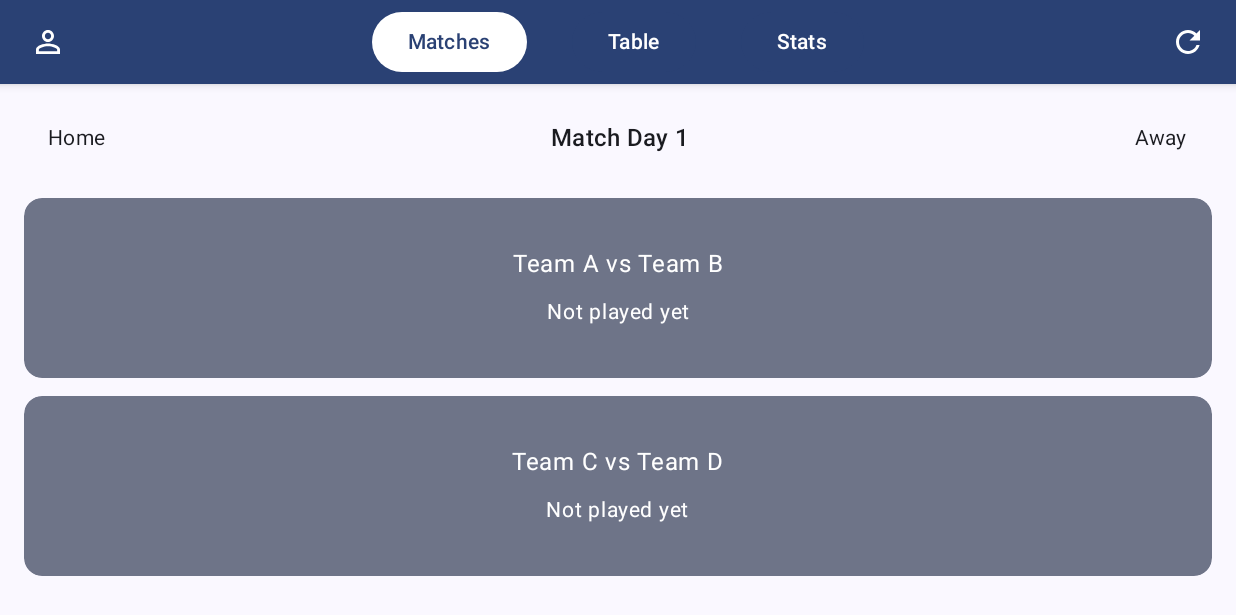
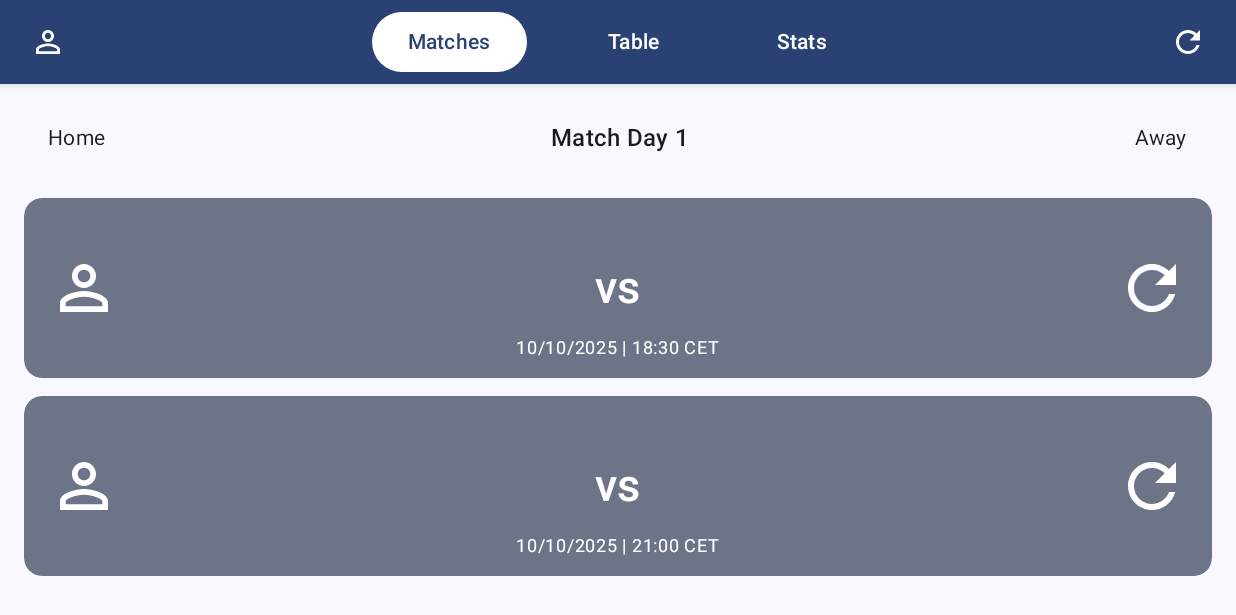
Before and after one commit to Asim-7/MatchSimulator, an Android app built with Jetpack Compose: the screen it shows after launch (MainActivity), on a phone screen of 824 x 412 dp (held sideways). Shown: the top 615 px of the screen. Run offline under Robolectric (Android 15) with nearby library versions, the phone set to English and light mode, and no system bars; our stand-ins replace Dagger/Hilt's generated code, Room's generated code.

Commit message:
Improved match card data

```diff
--- a/app/src/main/java/com/miniclip/matchsimulator/data/model/MatchEntity.kt
+++ b/app/src/main/java/com/miniclip/matchsimulator/data/model/MatchEntity.kt
@@ -10,5 +10,9 @@ data class MatchEntity(
     val homeTeam: String,
     val awayTeam: String,
     val homeScore: Int?, // null means not played yet
-    val awayScore: Int?  // null means not played yet
+    val awayScore: Int?,  // null means not played yet
+    val matchDate: String,
+    val matchTime: String,
+    val homeTeamLogo: Int,
+    val awayTeamLogo: Int
 )
--- a/app/src/main/java/com/miniclip/matchsimulator/data/remote/DummyData.kt
+++ b/app/src/main/java/com/miniclip/matchsimulator/data/remote/DummyData.kt
@@ -1,6 +1,7 @@
 package com.miniclip.matchsimulator.data.remote
 
 import com.miniclip.matchsimulator.data.model.MatchEntity
+import com.miniclip.matchsimulator.R
 
 object DummyData {
     val matches = listOf(
@@ -9,42 +10,66 @@ object DummyData {
             homeTeam = "Team A",
             awayTeam = "Team B",
             homeScore = null,
-            awayScore = null
+            awayScore = null,
+            matchDate = "10/10/2025",
+            matchTime = "18:30 CET",
+            homeTeamLogo = R.drawable.ic_profile,
+            awayTeamLogo = R.drawable.ic_reset
         ),
         MatchEntity(
             matchDay = 1,
             homeTeam = "Team C",
             awayTeam = "Team D",
             homeScore = null,
-            awayScore = null
+            awayScore = null,
+            matchDate = "10/10/2025",
+            matchTime = "21:00 CET",
+            homeTeamLogo = R.drawable.ic_profile,
+            awayTeamLogo = R.drawable.ic_reset
         ),
         MatchEntity(
             matchDay = 2,
             homeTeam = "Team A",
             awayTeam = "Team C",
             homeScore = null,
-            awayScore = null
+            awayScore = null,
+            matchDate = "12/10/2025",
+            matchTime = "18:30 CET",
+            homeTeamLogo = R.drawable.ic_profile,
+            awayTeamLogo = R.drawable.ic_reset
         ),
         MatchEntity(
             matchDay = 2,
             homeTeam = "Team B",
             awayTeam = "Team D",
             homeScore = null,
-            awayScore = null
+            awayScore = null,
+            matchDate = "12/10/2025",
+            matchTime = "21:00 CET",
+            homeTeamLogo = R.drawable.ic_profile,
+            awayTeamLogo = R.drawable.ic_reset
         ),
         MatchEntity(
             matchDay = 3,
             homeTeam = "Team A",
             awayTeam = "Team D",
             homeScore = null,
-            awayScore = null
+            awayScore = null,
+            matchDate = "14/10/2025",
+            matchTime = "18:30 CET",
+            homeTeamLogo = R.drawable.ic_profile,
+            awayTeamLogo = R.drawable.ic_reset
         ),
         MatchEntity(
             matchDay = 3,
             homeTeam = "Team B",
             awayTeam = "Team C",
             homeScore = null,
-            awayScore = null
+            awayScore = null,
+            matchDate = "14/10/2025",
+            matchTime = "21:00 CET",
+            homeTeamLogo = R.drawable.ic_profile,
+            awayTeamLogo = R.drawable.ic_reset
         )
     )
 }
--- a/app/src/main/java/com/miniclip/matchsimulator/ui/matches/components/MatchCard.kt
+++ b/app/src/main/java/com/miniclip/matchsimulator/ui/matches/components/MatchCard.kt
@@ -10,6 +10,9 @@ import androidx.compose.ui.unit.dp
 import androidx.compose.ui.unit.sp
 import androidx.compose.ui.draw.clip
 import com.miniclip.matchsimulator.data.model.MatchEntity
+import androidx.compose.foundation.Image
+import androidx.compose.foundation.shape.CircleShape
+import androidx.compose.ui.res.painterResource
 
 @Composable
 fun MatchCard(
@@ -24,30 +27,52 @@ fun MatchCard(
             containerColor = MaterialTheme.colorScheme.secondaryContainer
         )
     ) {
-        Box(
-            modifier = Modifier
-                .fillMaxSize()
-                .padding(16.dp),
-            contentAlignment = Alignment.Center
-        ) {
-            Column(horizontalAlignment = Alignment.CenterHorizontally) {
-                Text(
-                    text = "${match.homeTeam} vs ${match.awayTeam}",
-                    fontSize = 16.sp
+        Box(modifier = Modifier.fillMaxSize()) {
+            // Main row content
+            Row(
+                modifier = Modifier
+                    .fillMaxSize()
+                    .padding(16.dp),
+                verticalAlignment = Alignment.CenterVertically,
+                horizontalArrangement = Arrangement.SpaceBetween
+            ) {
+                Image(
+                    painter = painterResource(id = match.homeTeamLogo),
+                    contentDescription = match.homeTeam,
+                    modifier = Modifier
+                        .size(48.dp)
+                        .clip(CircleShape)
                 )
-                Spacer(modifier = Modifier.height(8.dp))
-                if (match.homeScore != null && match.awayScore != null) {
+                Box(
+                    modifier = Modifier.weight(1f),
+                    contentAlignment = Alignment.Center
+                ) {
                     Text(
-                        text = "Score: ${match.homeScore} - ${match.awayScore}",
-                        fontSize = 14.sp
-                    )
-                } else {
-                    Text(
-                        text = "Not played yet",
-                        fontSize = 14.sp
+                        text = if (match.homeScore != null && match.awayScore != null) {
+                            "${match.homeScore} - ${match.awayScore}"
+                        } else {
+                            "vs"
+                        },
+                        fontSize = 30.sp,
+                        style = MaterialTheme.typography.titleMedium
                     )
                 }
+                Image(
+                    painter = painterResource(id = match.awayTeamLogo),
+                    contentDescription = match.awayTeam,
+                    modifier = Modifier
+                        .size(48.dp)
+                        .clip(CircleShape)
+                )
             }
+            // Date and time in the bottom
+            Text(
+                text = "${match.matchDate} | ${match.matchTime}",
+                fontSize = 12.sp,
+                modifier = Modifier
+                    .align(Alignment.BottomCenter)
+                    .padding(bottom = 8.dp)
+            )
         }
     }
 }
```
